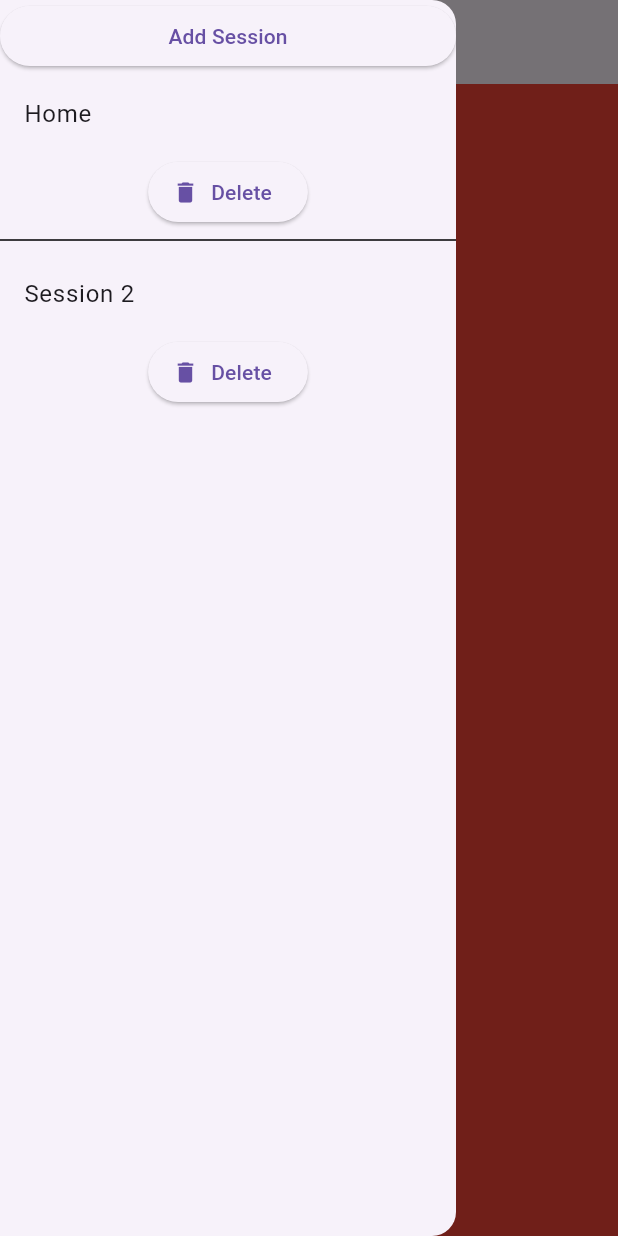
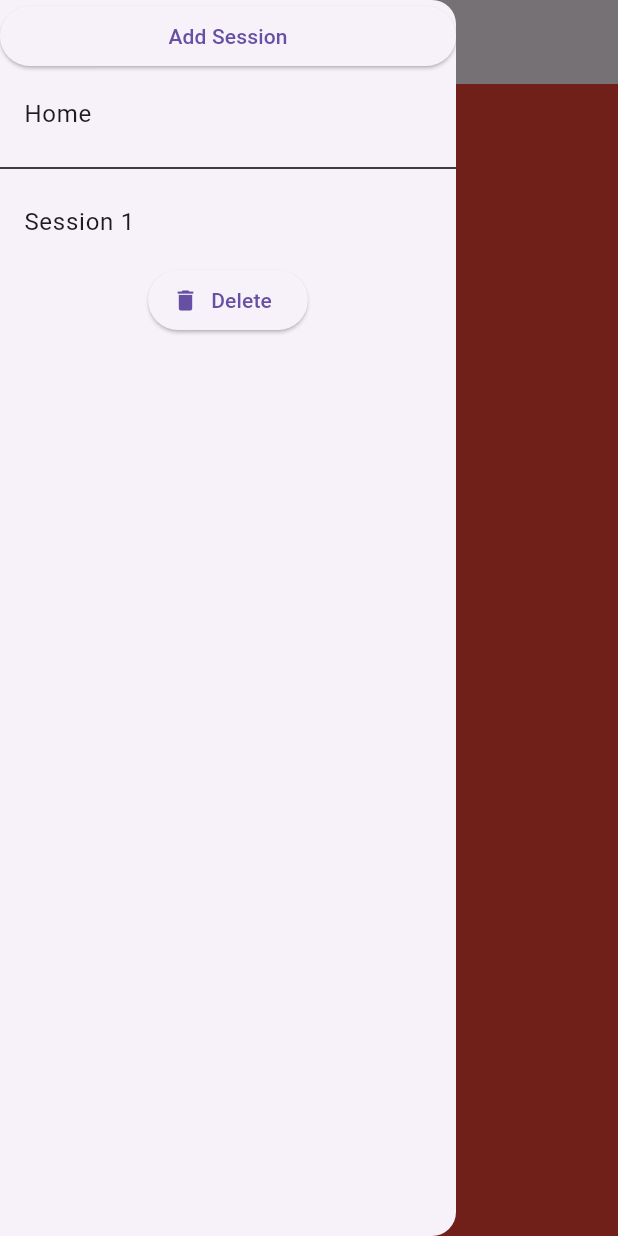
Before and after one commit to Maxime267/gym_app, a Flutter app: the screen it shows after launch, in the side drawer, after a tap on "Add Session", on a phone screen of 412 x 824 dp. Run offline on Flutter 3.47's test engine with Material 3 defaults, Android fonts, the phone set to English and light mode, and no system bars; our stand-ins replace bloc, flutter_bloc; network calls fail.

Commit message:
fix basic drawer error + title

```diff
--- a/lib/presentation/screen/home_page.dart
+++ b/lib/presentation/screen/home_page.dart
@@ -18,24 +18,20 @@ class _HomePageState extends State<HomePage> {
     return BlocBuilder<DrawerBloc, DrawerState>(
       builder: (context, state) {
         return Scaffold(
-          appBar: AppBar(title: Text("Home")), // Can use appBarTitle if needed
+          appBar: AppBar(title: Text(state.selectedItem)), // Can use appBarTitle if needed
           drawer: DrawerWidget(),
-          body: BlocBuilder<DrawerBloc, DrawerState>(
-            builder: (context, state) {
-              print(state.selectedItem);
-
+          body: () {
             if (state.selectedItem.startsWith('Session')) {
               final pageBuilder = DrawerState.items[state.selectedItem];
               if (pageBuilder != null) {
                 return pageBuilder(context);
+              } else {
+                return Center(child: Text("Page not found"));
               }
-              }
-              else {
+            } else {
               return HomePageUI();
             }
-              return Container();
-            },
-          ),
+          }(),
         );
       },
     );
--- a/lib/presentation/widgets/widget.dart
+++ b/lib/presentation/widgets/widget.dart
@@ -19,7 +19,7 @@ class DrawerWidget extends StatelessWidget {
               // Dispatch AddDrawerItemEvent to add a new item to the drawer
               context.read<DrawerBloc>().add(
                 AddDrawerItemEvent(
-                  itemName: 'Session ${DrawerState.items.length + 1}', // Name of the item
+                  itemName: nameSeesion(), // Name of the item
                   itemPage:
                       (context) =>
                           TestPageUI(), // Widget to display for the item
@@ -55,13 +55,16 @@ class DrawerWidget extends StatelessWidget {
                         DrawerEventSelectedPage(pagename: key),
                       );
                       Navigator.pop(context); // Close the drawer
+                      /*
+                      /// not useful i keep it just in case
                       Navigator.push(
                         context,
                         MaterialPageRoute(builder: (context) => HomePage()),
                       );
+                      */
                     },
                   ),
-                  ElevatedButton.icon(
+                  if(key != 'Home') ElevatedButton.icon(
                     onPressed: () {
                       print("Trashed" + key);
                       context.read<DrawerBloc>().add(
@@ -71,6 +74,7 @@ class DrawerWidget extends StatelessWidget {
                     icon: Icon(Icons.delete),
                     label: Text("Delete"),
                   ),
+
                 ],
               );
             },
@@ -89,3 +93,12 @@ class TestPageUI extends StatelessWidget {
     return Container(color: Colors.red);
   }
 }
+
+
+String nameSeesion(){
+ int index = 1;
+  while (DrawerState.items.containsKey('Session $index')) {
+    index++;
+  }
+  return 'Session $index';
+}
```
Lines whose indentation alone changed are shown as unchanged.
